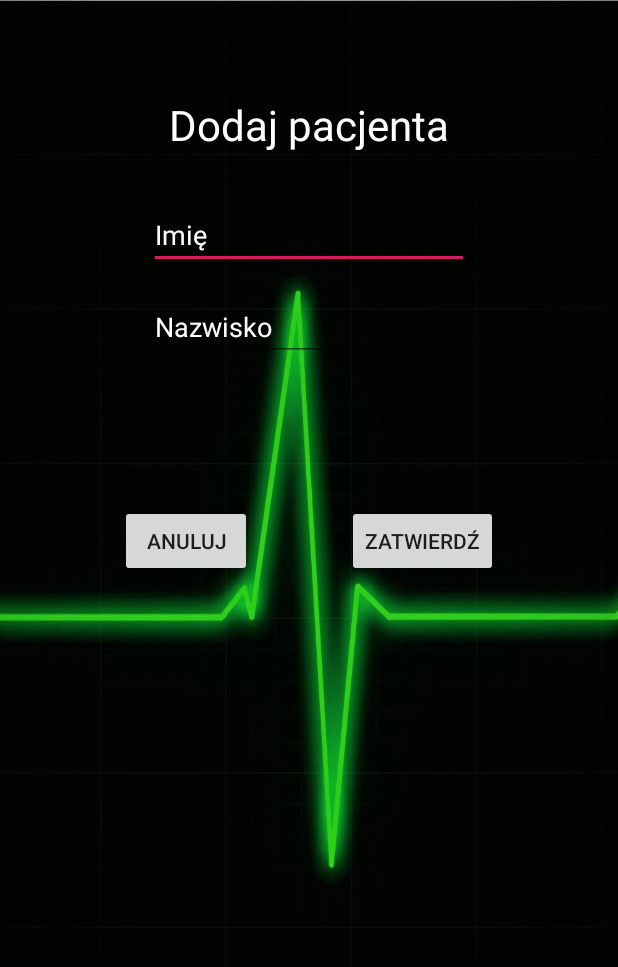
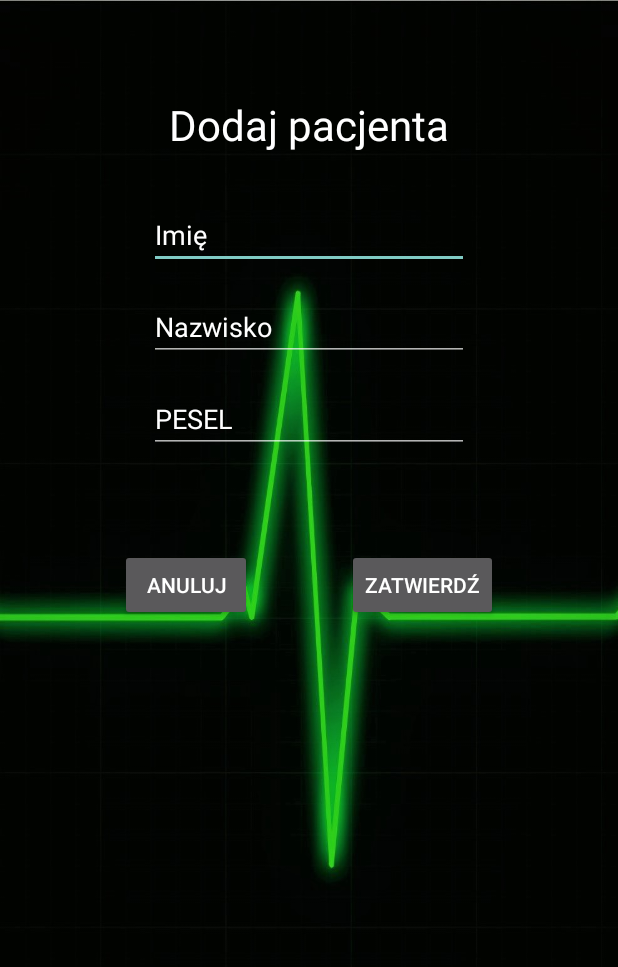
Before and after one commit to Sokols/DiseaseDetectorPL-HAK_Project, an Android app: the layout activity_add_patient.xml on its own in the app's theme, with its tools: preview values and no code run, on a phone screen of 412 x 824 dp. Shown: the top 967 px of the screen. Run offline under Robolectric (Android 15) with nearby library versions, the phone set to English and light mode, and no system bars.

```diff
--- a/app/src/main/java/pl/zhr/hak/wykrywaczchorob/AddPatientActivity.java
+++ b/app/src/main/java/pl/zhr/hak/wykrywaczchorob/AddPatientActivity.java
@@ -15,6 +15,7 @@ public class AddPatientActivity extends AppCompatActivity {
 
     EditText editTextAddName;
     EditText editTextAddSurname;
+    EditText editTextPESEL;
     Button buttonAddCancel;
     Button buttonAddConfirm;
     SharedPreferences sharedPreferences;
@@ -28,6 +29,7 @@ public class AddPatientActivity extends AppCompatActivity {
 
         editTextAddName = findViewById(R.id.editTextAddName);
         editTextAddSurname = findViewById(R.id.editTextAddSurname);
+        editTextPESEL = findViewById(R.id.editTextPESEL);
         buttonAddCancel = findViewById(R.id.buttonAddCancel);
         buttonAddConfirm = findViewById(R.id.buttonAddConfirm);
         sharedPreferences = getSharedPreferences(sharedPreferencesName, 0);
@@ -40,8 +42,9 @@ public class AddPatientActivity extends AppCompatActivity {
         buttonAddConfirm.setOnClickListener(v -> {
             String name = editTextAddName.getText().toString();
             String surname = editTextAddSurname.getText().toString();
+            String PESEL = editTextPESEL.getText().toString();
             // jeśli nie uzupełniono wszystkich danych pacjenta nie pozwól przejść dalej
-            if (name.isEmpty() || surname.isEmpty()) {
+            if (name.isEmpty() || surname.isEmpty() || PESEL.isEmpty()) {
                 Toast.makeText(AddPatientActivity.this, R.string.alldata, Toast.LENGTH_SHORT).show();
             }
             else {
@@ -55,6 +58,7 @@ public class AddPatientActivity extends AppCompatActivity {
                 patientsActivity.putExtra("flag", true);
                 patientsActivity.putExtra("name", name);
                 patientsActivity.putExtra("surname", surname);
+                patientsActivity.putExtra("PESEL", PESEL);
                 patientsActivity.putExtra("diseaseID", diseaseID);
                 startActivity(patientsActivity);
                 finish();
--- a/app/src/main/res/layout/activity_add_patient.xml
+++ b/app/src/main/res/layout/activity_add_patient.xml
@@ -60,20 +60,37 @@
         android:layout_width="wrap_content"
         android:layout_height="wrap_content"
         android:layout_marginStart="80dp"
-        android:layout_marginTop="96dp"
+        android:layout_marginTop="64dp"
         android:text="@string/cancel"
         app:layout_constraintEnd_toStartOf="@+id/buttonAddConfirm"
         app:layout_constraintHorizontal_bias="0.0"
         app:layout_constraintStart_toStartOf="parent"
-        app:layout_constraintTop_toBottomOf="@+id/editTextAddSurname" />
+        app:layout_constraintTop_toBottomOf="@+id/editTextPESEL" />
 
     <Button
         android:id="@+id/buttonAddConfirm"
         android:layout_width="wrap_content"
         android:layout_height="wrap_content"
-        android:layout_marginTop="96dp"
+        android:layout_marginTop="64dp"
         android:layout_marginEnd="80dp"
         android:text="@string/confirm"
         app:layout_constraintEnd_toEndOf="parent"
+        app:layout_constraintTop_toBottomOf="@+id/editTextPESEL" />
+
+    <EditText
+        android:id="@+id/editTextPESEL"
+        android:layout_width="wrap_content"
+        android:layout_height="wrap_content"
+        android:layout_marginStart="32dp"
+        android:layout_marginTop="16dp"
+        android:layout_marginEnd="32dp"
+        android:ems="10"
+        android:inputType="textPersonName"
+        android:hint="@string/PESEL"
+        android:textColor="#FFFFFF"
+        android:textColorHint="#FFFFFF"
+        android:textSize="18sp"
+        app:layout_constraintEnd_toEndOf="parent"
+        app:layout_constraintStart_toStartOf="parent"
         app:layout_constraintTop_toBottomOf="@+id/editTextAddSurname" />
 </androidx.constraintlayout.widget.ConstraintLayout>
--- a/app/src/main/res/values/styles.xml
+++ b/app/src/main/res/values/styles.xml
@@ -5,7 +5,7 @@
         <!-- Customize your theme here. -->
         <item name="colorPrimary">@color/colorPrimary</item>
         <item name="colorPrimaryDark">@color/colorPrimaryDark</item>
-        <item name="colorAccent">@color/colorAccent</item>
+        <item name="colorAccent">#FFFFFF</item>
     </style>
 
 </resources>
```
Also changed, not shown: app/src/main/AndroidManifest.xml (+5 -2 lines), app/src/main/java/pl/zhr/hak/wykrywaczchorob/Patient.java (+68 -3 lines), app/src/main/java/pl/zhr/hak/wykrywaczchorob/PatientAdapter.java (+7 -0 lines), app/src/main/java/pl/zhr/hak/wykrywaczchorob/PatientPresentationActivity.java (added, +46 -0 lines), app/src/main/java/pl/zhr/hak/wykrywaczchorob/PatientsActivity.java (+8 -1 lines), app/src/main/res/layout/activity_examination1.xml (+8 -4 lines), app/src/main/res/layout/activity_patient_presentation.xml (added, +48 -0 lines), app/src/main/res/layout/listitem_patient.xml (+5 -4 lines), app/src/main/res/values/strings.xml (+9 -0 lines), 1 other file.
